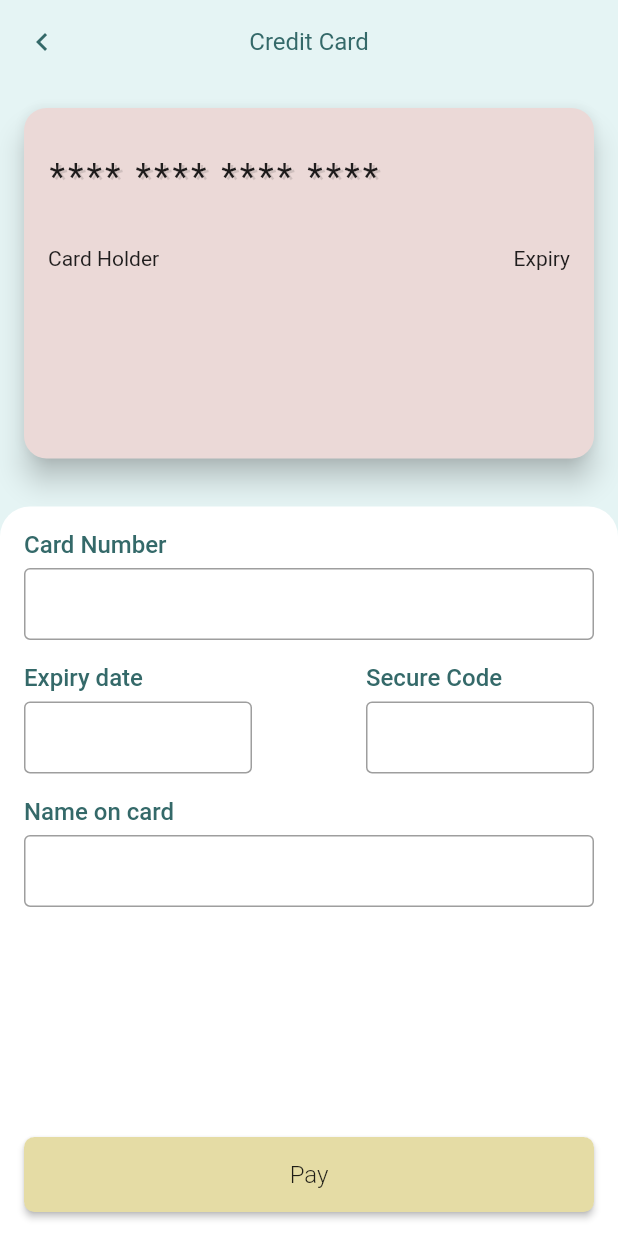
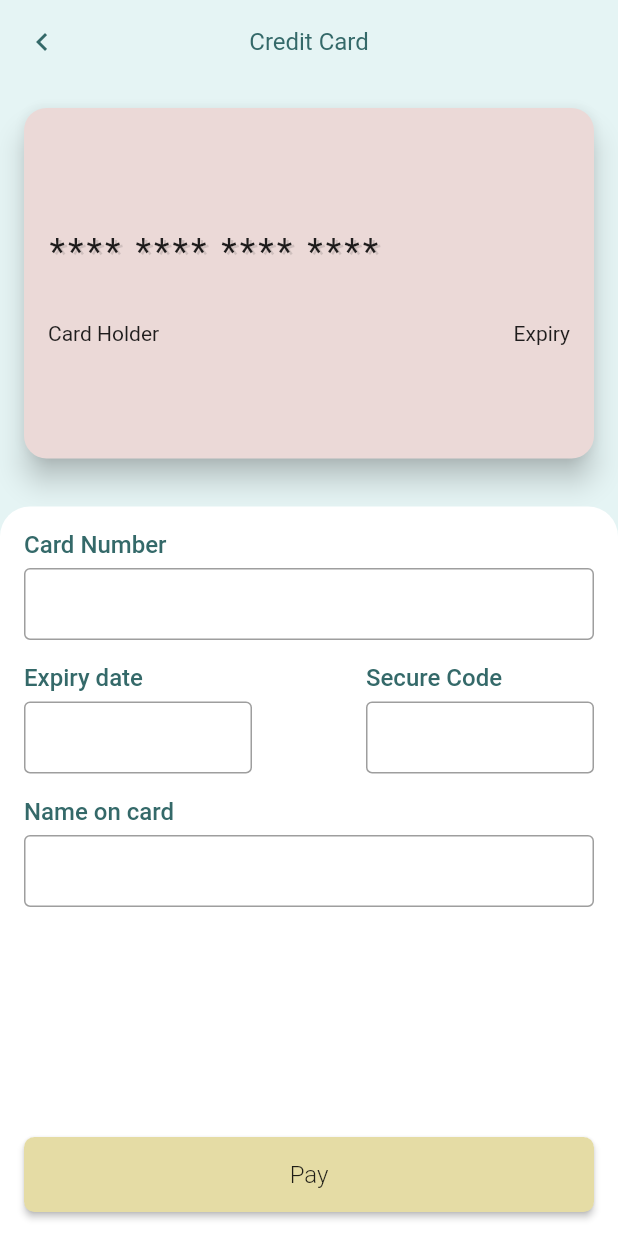
Before and after one commit to CarmineToriello95/payments_card_animation, a Flutter app: the screen it shows after launch, on a phone screen of 412 x 824 dp. Run offline on Flutter 3.47's test engine with Material 2 defaults, Android fonts, the phone set to English and light mode, and no system bars; our stand-ins replace rxdart.

Commit message:
edited logo check

```diff
--- a/lib/card_views/card_front_ui.dart
+++ b/lib/card_views/card_front_ui.dart
@@ -18,24 +18,29 @@ class CardFrontUI extends StatelessWidget {
         child: Column(
           mainAxisSize: MainAxisSize.min,
           children: <Widget>[
-            Align(
-              alignment: Alignment.centerRight,
-              child: StreamBuilder<String>(
+            Row(
+              mainAxisAlignment: MainAxisAlignment.spaceBetween,
+              children: <Widget>[
+                SizedBox(
+                  height: 50.0,
+                ),
+                StreamBuilder<String>(
                   stream: CardBlocProvider.of(context).bloc.sCardNumber,
                   builder: (_, snapshot) {
                     return AnimatedContainer(
-                    duration: Duration(milliseconds: 200),
+                      duration: Duration(milliseconds: 300),
                       height: snapshot.hasData && snapshot.data[0] != '*'
                           ? 50.0
                           : 0.0,
                       child: snapshot.hasData && snapshot.data[0] == '5'
                           ? Image.asset('assets/images/mastercard.png')
-                        : snapshot.data[0] == '4'
+                          : snapshot.hasData && snapshot.data[0] == '4'
                               ? Image.asset('assets/images/visa.png')
                               : Container(),
                     );
                   },
                 ),
+              ],
             ),
             SizedBox(
               height: 16.0,
```
Lines whose indentation alone changed are shown as unchanged.
